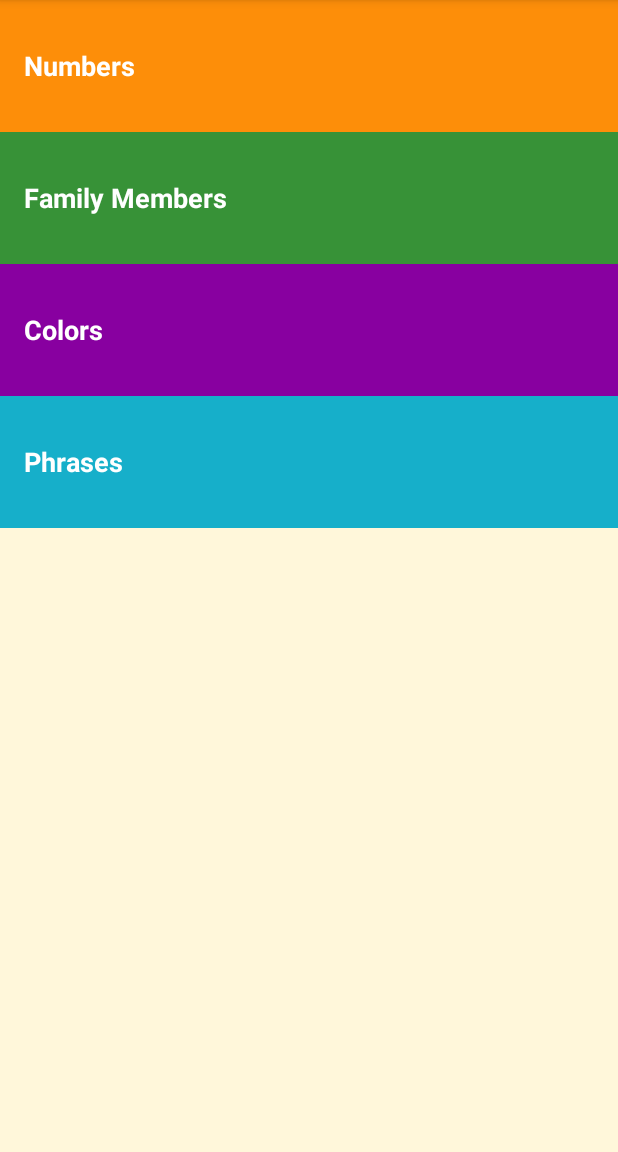
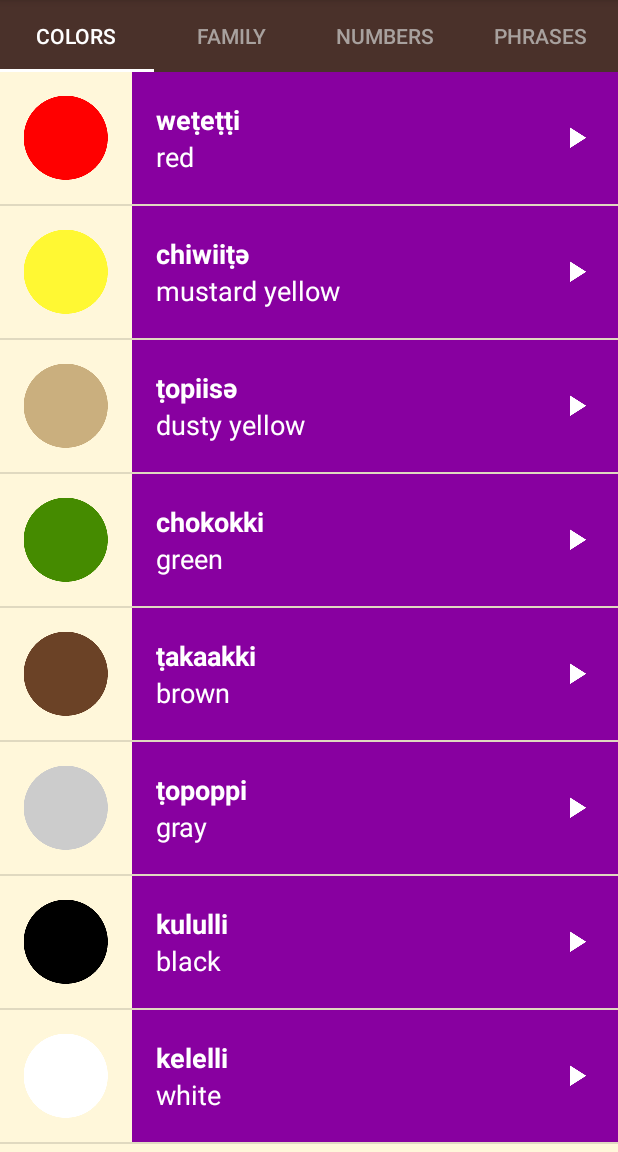
Before and after one commit to KateVinogorova/Miwok_fragments, an Android app: the screen it shows after launch (MainActivity), on a phone screen of 412 x 824 dp, the part 84-1236 px from its top. Run offline under Robolectric (Android 15) with nearby library versions, the phone set to English and light mode, and no system bars.

Commit message:
Fragments

```diff
--- /dev/null
+++ b/app/src/main/java/com/example/android/miwok/ColorsFragment.java
@@ -0,0 +1,128 @@
+package com.example.android.miwok;
+
+
+import android.content.Context;
+import android.media.AudioManager;
+import android.media.MediaPlayer;
+import android.os.Bundle;
+import android.support.v4.app.Fragment;
+import android.view.LayoutInflater;
+import android.view.View;
+import android.view.ViewGroup;
+import android.widget.AdapterView;
+import android.widget.ListView;
+import android.widget.TextView;
+
+import java.util.ArrayList;
+import java.util.zip.Inflater;
+
+public class ColorsFragment extends Fragment {
+
+    MediaPlayer player;
+
+    private MediaPlayer.OnCompletionListener completionListener = new MediaPlayer.OnCompletionListener() {
+        @Override
+        public void onCompletion(MediaPlayer mp) {
+            releaseMediaPlayer();
+        }
+    };
+
+    private AudioManager audioManager;
+
+    AudioManager.OnAudioFocusChangeListener audioFocusChangeListener = new AudioManager.OnAudioFocusChangeListener() {
+        @Override
+        public void onAudioFocusChange(int focusChange) {
+            if (focusChange == AudioManager.AUDIOFOCUS_LOSS){
+                player.release();
+            }else if(focusChange == AudioManager.AUDIOFOCUS_LOSS_TRANSIENT ||
+                    focusChange == AudioManager.AUDIOFOCUS_LOSS_TRANSIENT_CAN_DUCK){
+                player.pause();
+                player.seekTo(0);
+            }else if (focusChange == AudioManager.AUDIOFOCUS_GAIN) {
+                player.start();
+            }
+        }
+    };
+
+    @Override
+    public View onCreateView(LayoutInflater inflater, ViewGroup container,
+                             Bundle savedInstanceState) {
+        View rootView = inflater.inflate(R.layout.words_list, container, false);
+
+        audioManager = (AudioManager) getActivity().getSystemService(Context.AUDIO_SERVICE);
+
+        // Create a list of words
+        final ArrayList<Word> words = new ArrayList();
+        words.add(new Word("red", "weṭeṭṭi", R.drawable.color_red, R.raw.color_red));
+        words.add(new Word("mustard yellow", "chiwiiṭә", R.drawable.color_mustard_yellow, R.raw.color_mustard_yellow));
+        words.add(new Word("dusty yellow", "ṭopiisә", R.drawable.color_dusty_yellow, R.raw.color_dusty_yellow));
+        words.add(new Word("green", "chokokki", R.drawable.color_green, R.raw.color_green));
+        words.add(new Word("brown", "ṭakaakki", R.drawable.color_brown, R.raw.color_brown));
+        words.add(new Word("gray", "ṭopoppi", R.drawable.color_gray, R.raw.color_gray));
+        words.add(new Word("black", "kululli", R.drawable.color_black, R.raw.color_black));
+        words.add(new Word("white", "kelelli", R.drawable.color_white, R.raw.color_white));
+
+        // Create an {@link WordAdapter}, whose data source is a list of {@link Word}s. The
+        // adapter knows how to create list items for each item in the list.
+        WordAdapter adapter = new WordAdapter(getActivity(), words, R.color.category_colors);
+
+        // Find the {@link ListView} object in the view hierarchy of the {@link Activity}.
+        // There should be a {@link ListView} with the view ID called list, which is declared in the
+        // word_list.xml layout file.
+        ListView listView = rootView.findViewById(R.id.list);
+
+        listView.setOnItemClickListener(new AdapterView.OnItemClickListener() {
+            @Override
+            public void onItemClick(AdapterView<?> parent, View view, int position, long id) {
+
+                Word w = words.get(position);
+
+                // Request audio focus for playback
+                int result = audioManager.requestAudioFocus(audioFocusChangeListener,
+                        // Use the music stream.
+                        AudioManager.STREAM_MUSIC,
+                        // Request permanent focus.
+                        AudioManager.AUDIOFOCUS_GAIN_TRANSIENT);
+
+                if (result == AudioManager.AUDIOFOCUS_REQUEST_GRANTED) {
+                    // Now we have audio focus
+                    player = MediaPlayer.create(getActivity(), w.getAudioResourceId());
+                    player.start();
+                    player.setOnCompletionListener(completionListener);
+                }
+            }
+        });
+
+        // Make the {@link ListView} use the {@link WordAdapter} we created above, so that the
+        // {@link ListView} will display list items for each {@link Word} in the list.
+        listView.setAdapter(adapter);
+
+        return rootView;
+    }
+
+    /**
+     * Clean up the media player by releasing its resources.
+     */
+    @Override
+    public void onStop() {
+        super.onStop();
+        releaseMediaPlayer();
+    }
+
+    private void releaseMediaPlayer() {
+        // If the media player is not null, then it may be currently playing a sound.
+        if (player != null) {
+            // Regardless of the current state of the media player, release its resources
+            // because we no longer need it.
+            player.release();
+
+            // Set the media player back to null. For our code, we've decided that
+            // setting the media player to null is an easy way to tell that the media player
+            // is not configured to play an audio file at the moment.
+            player = null;
+
+            audioManager.abandonAudioFocus(audioFocusChangeListener);
+        }
+    }
+
+}
--- /dev/null
+++ b/app/src/main/java/com/example/android/miwok/FamilyFragment.java
@@ -0,0 +1,119 @@
+package com.example.android.miwok;
+
+
+import android.content.Context;
+import android.media.AudioManager;
+import android.media.MediaPlayer;
+import android.os.Bundle;
+import android.support.v4.app.Fragment;
+import android.view.LayoutInflater;
+import android.view.View;
+import android.view.ViewGroup;
+import android.widget.AdapterView;
+import android.widget.ListView;
+import android.widget.TextView;
+
+import java.util.ArrayList;
+
+public class FamilyFragment extends Fragment {
+
+    MediaPlayer mediaPlayer;
+
+    private MediaPlayer.OnCompletionListener completionListener = new MediaPlayer.OnCompletionListener() {
+        @Override
+        public void onCompletion(MediaPlayer mp) {
+            releaseMediaPlayer();
+        }
+    };
+
+    private AudioManager audioManager;
+
+    AudioManager.OnAudioFocusChangeListener audioFocusChangeListener = new AudioManager.OnAudioFocusChangeListener() {
+        @Override
+        public void onAudioFocusChange(int focusChange) {
+            if (focusChange == AudioManager.AUDIOFOCUS_LOSS_TRANSIENT ||
+                    focusChange == AudioManager.AUDIOFOCUS_LOSS_TRANSIENT_CAN_DUCK){
+                mediaPlayer.pause();
+                mediaPlayer.seekTo(0);
+            }else if(focusChange == AudioManager.AUDIOFOCUS_LOSS){
+                mediaPlayer.stop();
+            }else if(focusChange == AudioManager.AUDIOFOCUS_GAIN){
+                mediaPlayer.start();
+            }
+        }
+    };
+
+    @Override
+    public View onCreateView(LayoutInflater inflater, ViewGroup container,
+                             Bundle savedInstanceState) {
+        View rootView = inflater.inflate(R.layout.words_list, container, false);
+
+        audioManager = (AudioManager)getActivity().getSystemService(Context.AUDIO_SERVICE);
+
+        // Create a list of words
+        final ArrayList<Word> words = new ArrayList();
+        words.add(new Word("father", "әpә", R.drawable.family_father, R.raw.family_father));
+        words.add(new Word("mother", "әṭa", R.drawable.family_mother, R.raw.family_mother));
+        words.add(new Word("son", "angsi", R.drawable.family_son, R.raw.family_son));
+        words.add(new Word("daughter", "tune", R.drawable.family_daughter, R.raw.family_daughter));
+        words.add(new Word("older brother", "taachi", R.drawable.family_older_brother, R.raw.family_older_brother));
+        words.add(new Word("younger brother", "chalitti", R.drawable.family_younger_brother, R.raw.family_younger_brother));
+        words.add(new Word("older sister", "teṭe", R.drawable.family_older_sister, R.raw.family_older_sister));
+        words.add(new Word("younger sister", "kolliti", R.drawable.family_younger_sister, R.raw.family_younger_sister));
+        words.add(new Word("grandmother ", "ama", R.drawable.family_grandmother, R.raw.family_grandmother));
+        words.add(new Word("grandfather", "paapa", R.drawable.family_grandfather, R.raw.family_grandfather));
+
+        // Create an {@link WordAdapter}, whose data source is a list of {@link Word}s. The
+        // adapter knows how to create list items for each item in the list.
+        WordAdapter adapter = new WordAdapter(getActivity(), words, R.color.category_family);
+
+        // Find the {@link ListView} object in the view hierarchy of the {@link Activity}.
+        // There should be a {@link ListView} with the view ID called list, which is declared in the
+        // word_list.xml layout file.
+        ListView listView = rootView.findViewById(R.id.list);
+
+        listView.setOnItemClickListener(new AdapterView.OnItemClickListener() {
+            @Override
+            public void onItemClick(AdapterView<?> parent, View view, int position, long id) {
+                Word w = words.get(position);
+                int result = audioManager.requestAudioFocus(audioFocusChangeListener,
+                        AudioManager.STREAM_MUSIC,
+                        AudioManager.AUDIOFOCUS_GAIN_TRANSIENT);
+                if (result == AudioManager.AUDIOFOCUS_GAIN){
+                    mediaPlayer = MediaPlayer.create(getActivity(), w.getAudioResourceId());
+                    mediaPlayer.start();
+                    mediaPlayer.setOnCompletionListener(completionListener);
+                }
+            }
+        });
+
+        // Make the {@link ListView} use the {@link WordAdapter} we created above, so that the
+        // {@link ListView} will display list items for each {@link Word} in the list.
+        listView.setAdapter(adapter);
+
+        return rootView;
+    }
+
+    @Override
+    public void onStop() {
+        super.onStop();
+        releaseMediaPlayer();
+    }
+
+    private void releaseMediaPlayer() {
+        // If the media player is not null, then it may be currently playing a sound.
+        if (mediaPlayer != null) {
+            // Regardless of the current state of the media player, release its resources
+            // because we no longer need it.
+            mediaPlayer.release();
+
+            // Set the media player back to null. For our code, we've decided that
+            // setting the media player to null is an easy way to tell that the media player
+            // is not configured to play an audio file at the moment.
+            mediaPlayer = null;
+
+            audioManager.abandonAudioFocus(audioFocusChangeListener);
+        }
+    }
+
+}
--- a/app/src/main/res/layout/activity_main.xml
+++ b/app/src/main/res/layout/activity_main.xml
@@ -3,55 +3,26 @@
     xmlns:tools="http://schemas.android.com/tools"
     android:layout_width="match_parent"
     android:layout_height="match_parent"
+    xmlns:app="http://schemas.android.com/apk/res-auto"
     android:background="@color/tan_background"
     android:orientation="vertical"
     tools:context="com.example.android.miwok.MainActivity">
 
-    <!-- Numbers category -->
-    <FrameLayout
+    <android.support.design.widget.TabLayout
+        android:id="@+id/sliding_tabs"
         android:layout_width="match_parent"
         android:layout_height="wrap_content"
-        android:background="@color/category_numbers">
-        <TextView
-            android:id="@+id/numbers"
-            style="@style/CategoryStyle"
-            android:background="?android:attr/selectableItemBackground"
-            android:text="@string/category_numbers" />
-    </FrameLayout>
+        app:tabMode="fixed"
+        android:background="#4A312A"
+        style="@style/category_tab">
 
-    <!-- Family category -->
-    <FrameLayout
+    </android.support.design.widget.TabLayout>
+
+    <android.support.v4.view.ViewPager
+        android:id="@+id/viewpager"
         android:layout_width="match_parent"
-        android:layout_height="wrap_content"
-        android:background="@color/category_family">
-        <TextView
-            android:id="@+id/family"
-            style="@style/CategoryStyle"
-            android:background="?android:attr/selectableItemBackground"
-            android:text="@string/category_family" />
-    </FrameLayout>
+        android:layout_height="match_parent">
 
-    <!-- Colors category -->
-    <FrameLayout
-        android:layout_width="match_parent"
-        android:layout_height="wrap_content"
-        android:background="@color/category_colors">
-        <TextView
-            android:id="@+id/colors"
-            style="@style/CategoryStyle"
-            android:background="?android:attr/selectableItemBackground"
-            android:text="@string/category_colors" />
-    </FrameLayout>
+    </android.support.v4.view.ViewPager>
 
-    <!-- Phrases category -->
-    <FrameLayout
-        android:layout_width="match_parent"
-        android:layout_height="wrap_content"
-        android:background="@color/category_phrases">
-        <TextView
-            android:id="@+id/phrases"
-            style="@style/CategoryStyle"
-            android:background="?android:attr/selectableItemBackground"
-            android:text="@string/category_phrases" />
-    </FrameLayout>
 </LinearLayout>
--- a/app/src/main/res/values/strings.xml
+++ b/app/src/main/res/values/strings.xml
@@ -30,4 +30,7 @@
 
     <string name="one">one</string>
     <string name="miwok_one">lutti</string>
+
+    <!-- TODO: Remove or change this placeholder text -->
+    <string name="hello_blank_fragment">Hello blank fragment</string>
 </resources>
--- a/app/src/main/res/values/styles.xml
+++ b/app/src/main/res/values/styles.xml
@@ -30,8 +30,23 @@
         <item name="android:textStyle">bold</item>
         <item name="android:textAppearance">?android:textAppearanceMedium</item>
     </style>
+
+    <!-- Style for a default miwok word translation in list -->
     <style name="bold_white_text">
         <item name="android:textStyle">bold</item>
         <item name="android:textColor">#ffffff</item>
     </style>
+
+    <!-- Style for a tab that displays a category name -->
+    <style name="category_tab" parent="Widget.Design.TabLayout">
+          <item name="tabIndicatorColor">@android:color/white</item>
+          <item name="tabSelectedTextColor">@android:color/white</item>
+          <item name="tabTextAppearance">@style/CategoryTabTextAppearance</item>
+    </style>
+
+    <!-- Text appearance style for a category tab -->
+    <style name="CategoryTabTextAppearance" parent="TextAppearance.Design.Tab">
+            <item name="android:textColor">#A8A19E</item>
+    </style>
+
 </resources>
```
Also changed, not shown: app/src/main/AndroidManifest.xml (+1 -34 lines), app/src/main/java/com/example/android/miwok/NumbersFragment.java (added, +120 -0 lines), app/src/main/res/layout/activity_colors.xml (deleted, +0 -14 lines), app/src/main/res/layout/activity_family.xml (deleted, +0 -14 lines), app/src/main/res/layout/activity_nambers.xml (deleted, +0 -13 lines), app/src/main/res/layout/activity_phrases.xml (deleted, +0 -14 lines).
